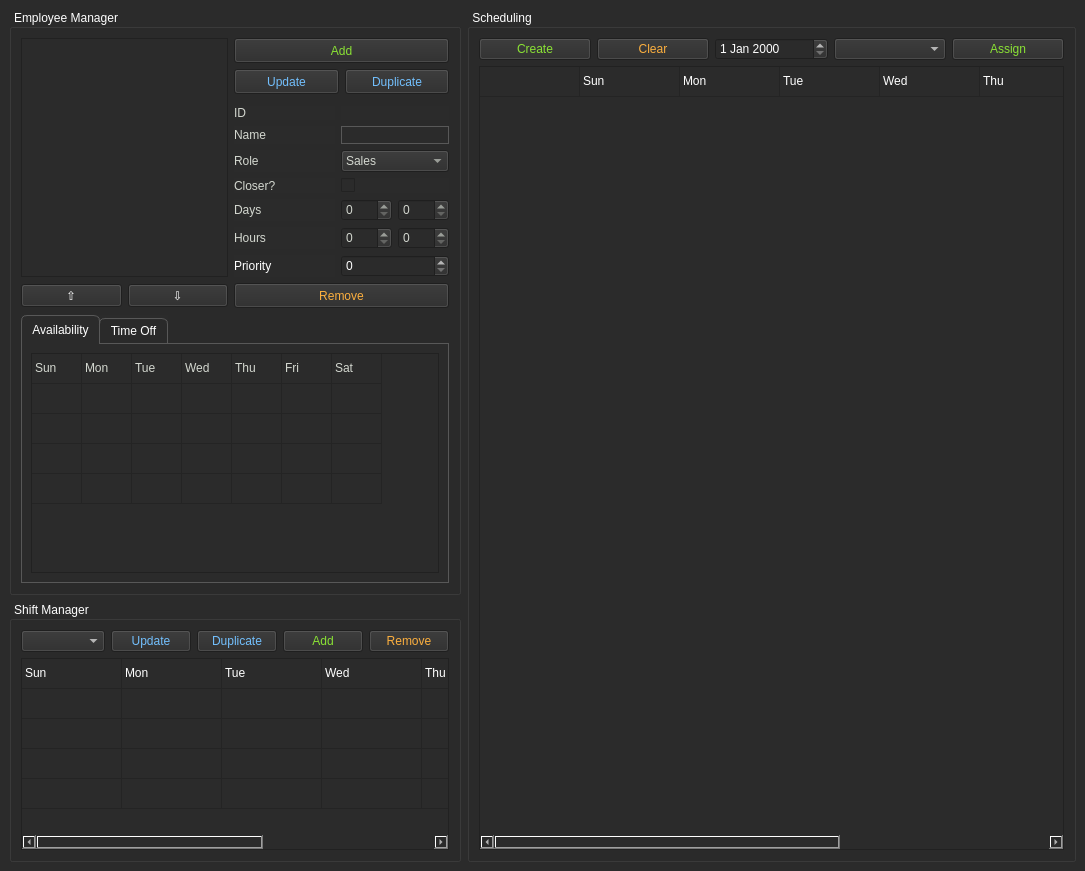
The window that autoschedservice.ui (smigii/AutoSchedService) describes before a commit, drawn with Qt 5.
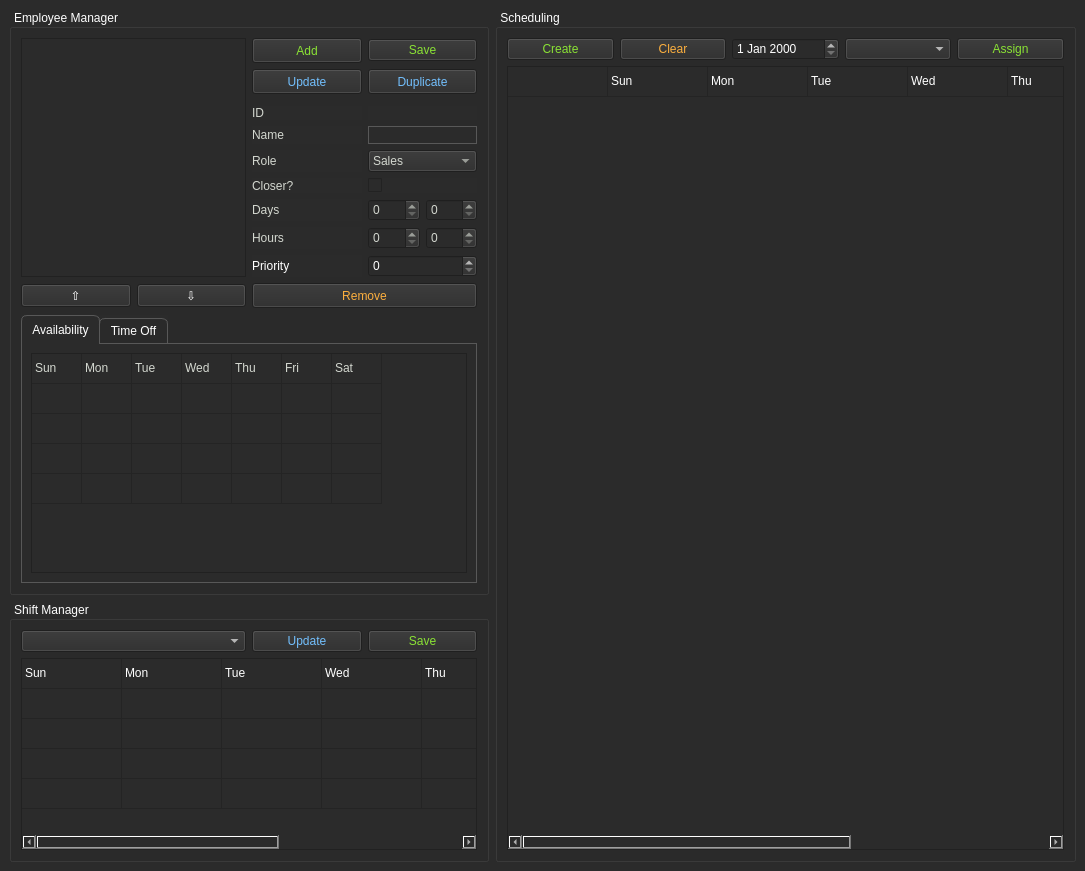
The same window after the commit.

Commit message:
Added save buttons to update the JSON files.
Clicking save will now change the json files, letting us make permanent
changes. yay.

Patch:
```diff
--- a/autoschedservice.ui
+++ b/autoschedservice.ui
@@ -243,34 +243,6 @@
          </item>
         </layout>
        </item>
-       <item row="0" column="2" colspan="2">
-        <widget class="QPushButton" name="btn_empAdd">
-         <property name="sizePolicy">
-          <sizepolicy hsizetype="MinimumExpanding" vsizetype="Minimum">
-           <horstretch>2</horstretch>
-           <verstretch>0</verstretch>
-          </sizepolicy>
-         </property>
-         <property name="minimumSize">
-          <size>
-           <width>50</width>
-           <height>25</height>
-          </size>
-         </property>
-         <property name="maximumSize">
-          <size>
-           <width>100000</width>
-           <height>100000</height>
-          </size>
-         </property>
-         <property name="styleSheet">
-          <string notr="true">color: rgb(138, 226, 52);</string>
-         </property>
-         <property name="text">
-          <string>Add</string>
-         </property>
-        </widget>
-       </item>
        <item row="11" column="2" colspan="2">
         <widget class="QPushButton" name="btn_empRm">
          <property name="sizePolicy">
@@ -764,6 +736,44 @@
          </property>
         </widget>
        </item>
+       <item row="0" column="2">
+        <widget class="QPushButton" name="btn_empAdd">
+         <property name="sizePolicy">
+          <sizepolicy hsizetype="MinimumExpanding" vsizetype="Minimum">
+           <horstretch>2</horstretch>
+           <verstretch>0</verstretch>
+          </sizepolicy>
+         </property>
+         <property name="minimumSize">
+          <size>
+           <width>50</width>
+           <height>25</height>
+          </size>
+         </property>
+         <property name="maximumSize">
+          <size>
+           <width>100000</width>
+           <height>100000</height>
+          </size>
+         </property>
+         <property name="styleSheet">
+          <string notr="true">color: rgb(138, 226, 52);</string>
+         </property>
+         <property name="text">
+          <string>Add</string>
+         </property>
+        </widget>
+       </item>
+       <item row="0" column="3">
+        <widget class="QPushButton" name="btn_empSave">
+         <property name="styleSheet">
+          <string notr="true">color: rgb(138, 226, 52);</string>
+         </property>
+         <property name="text">
+          <string>Save</string>
+         </property>
+        </widget>
+       </item>
       </layout>
      </widget>
     </item>
@@ -783,37 +793,7 @@
        <string> Shift Manager </string>
       </property>
       <layout class="QGridLayout" name="gridLayout_4">
-       <item row="1" column="5">
-        <widget class="QPushButton" name="btn_shiftRemove">
-         <property name="styleSheet">
-          <string notr="true">color: rgb(252, 175, 62);</string>
-         </property>
-         <property name="text">
-          <string>Remove</string>
-         </property>
-        </widget>
-       </item>
-       <item row="1" column="3">
-        <widget class="QPushButton" name="btn_shiftDupe">
-         <property name="styleSheet">
-          <string notr="true">color: rgb(114, 191, 253);</string>
-         </property>
-         <property name="text">
-          <string>Duplicate</string>
-         </property>
-        </widget>
-       </item>
-       <item row="1" column="0" colspan="2">
-        <widget class="QComboBox" name="comboBox_shiftSelect">
-         <property name="sizePolicy">
-          <sizepolicy hsizetype="Minimum" vsizetype="Fixed">
-           <horstretch>0</horstretch>
-           <verstretch>0</verstretch>
-          </sizepolicy>
-         </property>
-        </widget>
-       </item>
-       <item row="3" column="0" colspan="6">
+       <item row="3" column="0" colspan="4">
         <widget class="QTableWidget" name="tableWidget_shifts">
          <property name="sizePolicy">
           <sizepolicy hsizetype="Minimum" vsizetype="Minimum">
@@ -903,13 +883,13 @@
          </item>
         </widget>
        </item>
-       <item row="1" column="4">
-        <widget class="QPushButton" name="btn_shiftAdd">
-         <property name="styleSheet">
-          <string notr="true">color: rgb(138, 226, 52);</string>
-         </property>
-         <property name="text">
-          <string>Add</string>
+       <item row="1" column="0" colspan="2">
+        <widget class="QComboBox" name="comboBox_shiftSelect">
+         <property name="sizePolicy">
+          <sizepolicy hsizetype="Minimum" vsizetype="Fixed">
+           <horstretch>0</horstretch>
+           <verstretch>0</verstretch>
+          </sizepolicy>
          </property>
         </widget>
        </item>
@@ -923,6 +903,16 @@
          </property>
         </widget>
        </item>
+       <item row="1" column="3">
+        <widget class="QPushButton" name="btn_shiftSave">
+         <property name="styleSheet">
+          <string notr="true">color: rgb(138, 226, 52);</string>
+         </property>
+         <property name="text">
+          <string>Save</string>
+         </property>
+        </widget>
+       </item>
       </layout>
      </widget>
     </item>
```
The commit also changes 12 other files.
